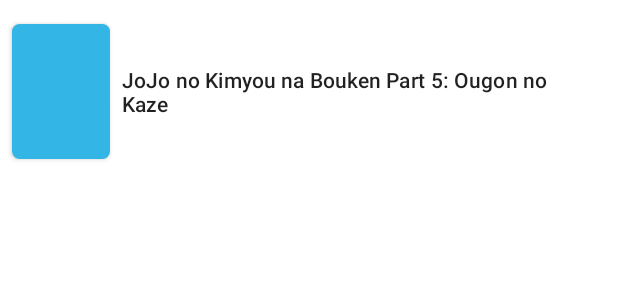
After one commit to riluq/AnimeApp, an Android app: the layout season_later_list_item.xml on its own in the app's theme, with its tools: preview values and no code run, on a phone screen of 412 x 824 dp. The commit adds this screen. Shown: the top 300 px of the screen. Run offline under Robolectric (Android 15) with nearby library versions, the phone set to English and light mode, and no system bars.

Commit message:
SeasonLater Completed

```diff
--- a/app/src/main/java/com/riluq/animeapp/network/JikanMoeApiService.kt
+++ b/app/src/main/java/com/riluq/animeapp/network/JikanMoeApiService.kt
@@ -32,6 +32,10 @@ interface JikanMoeApiService {
     @GET("top/anime/1/favorite")
     fun getTopFavoriteAsync():
             Deferred<TopFavoriteResponse>
+
+    @GET("season/later")
+    fun getSeasonLaterAsync():
+            Deferred<SeasonLaterResponse>
 }
 
 object JikanMoeApi {
--- /dev/null
+++ b/app/src/main/java/com/riluq/animeapp/network/SeasonLaterResponse.kt
@@ -0,0 +1,3 @@
+package com.riluq.animeapp.network
+
+data class SeasonLaterResponse (val anime: List<SeasonLater>)
--- a/app/src/main/java/com/riluq/animeapp/topupcoming/TopUpcomingFragment.kt
+++ b/app/src/main/java/com/riluq/animeapp/topupcoming/TopUpcomingFragment.kt
@@ -27,7 +27,6 @@ class TopUpcomingFragment : Fragment() {
     ): View? {
         val binding = FragmentTopUpcomingBinding.inflate(inflater)
         binding.lifecycleOwner = this
-        // Inflate the layout for this fragment
         binding.viewModel = viewModel
 
         binding.srlTopUpcoming.setColorSchemeResources(R.color.secondaryColor,
--- /dev/null
+++ b/app/src/main/res/layout/season_later_list_item.xml
@@ -0,0 +1,45 @@
+<?xml version="1.0" encoding="utf-8"?>
+<layout xmlns:android="http://schemas.android.com/apk/res/android" xmlns:app="http://schemas.android.com/apk/res-auto"
+        xmlns:tools="http://schemas.android.com/tools">
+    <data>
+        <variable
+                name="seasonLater"
+                type="com.riluq.animeapp.network.SeasonLater"/>
+    </data>
+    <androidx.constraintlayout.widget.ConstraintLayout
+            android:layout_width="match_parent"
+            android:layout_height="wrap_content">
+
+        <com.google.android.material.card.MaterialCardView
+                android:id="@+id/mcv_list"
+                android:layout_width="65dp"
+                android:layout_height="90dp"
+                app:cardCornerRadius="5dp"
+                app:cardElevation="2dp"
+                app:layout_constraintTop_toTopOf="parent"
+                android:layout_marginBottom="16dp" app:layout_constraintBottom_toBottomOf="parent"
+                app:layout_constraintStart_toStartOf="parent" android:layout_marginStart="8dp"
+                android:layout_marginTop="16dp">
+            <ImageView
+                    android:id="@+id/img_list"
+                    android:layout_width="65dp"
+                    android:layout_height="match_parent"
+                    android:scaleType="centerCrop"
+                    tools:srcCompat="@android:color/holo_blue_light"
+                    app:imageUrl="@{seasonLater.imageSeasonLater}"/>
+        </com.google.android.material.card.MaterialCardView>
+
+        <TextView
+                android:id="@+id/tv_title_list"
+                tools:text="JoJo no Kimyou na Bouken Part 5: Ougon no Kaze"
+                android:layout_width="0dp"
+                android:layout_height="wrap_content"
+                android:textAppearance="@style/TextAppearance.MaterialComponents.Subtitle2"
+                app:layout_constraintStart_toEndOf="@+id/mcv_list"
+                android:layout_marginStart="8dp" app:layout_constraintTop_toTopOf="@+id/mcv_list"
+                app:layout_constraintBottom_toBottomOf="@+id/mcv_list"
+                app:textTitle="@{seasonLater.titleSeasonLater}" app:layout_constraintEnd_toEndOf="parent"
+                android:layout_marginEnd="16dp"/>
+
+    </androidx.constraintlayout.widget.ConstraintLayout>
+</layout>
```
Also changed, not shown: app/src/main/java/com/riluq/animeapp/BindingAdapters.kt (+8 -0 lines), app/src/main/java/com/riluq/animeapp/network/Genre.kt (added, +19 -0 lines), app/src/main/java/com/riluq/animeapp/network/SeasonLater.kt (added, +24 -0 lines), app/src/main/java/com/riluq/animeapp/seasonlater/SeasonLaterAdapter.kt (added, +49 -0 lines), app/src/main/java/com/riluq/animeapp/seasonlater/SeasonLaterFragment.kt (+23 -11 lines), app/src/main/java/com/riluq/animeapp/seasonlater/SeasonLaterViewModel.kt (+49 -1 lines), app/src/main/res/layout/fragment_season_later.xml (+40 -10 lines).
